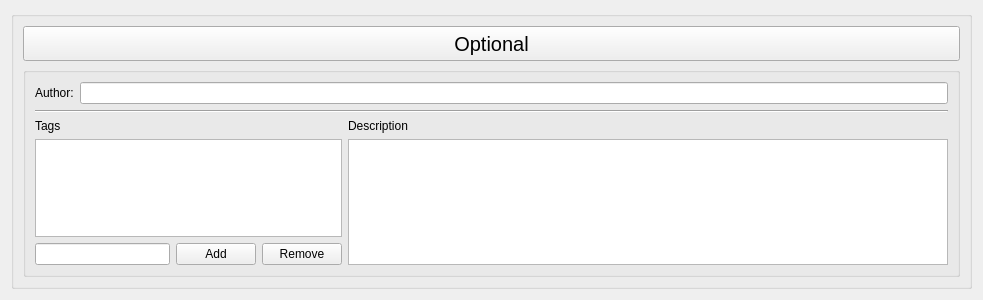
Above: widgets/designs/OptionalDataWidget.ui from andremmvgabriel/MyCookingBook before the change. Below: the same form after it.
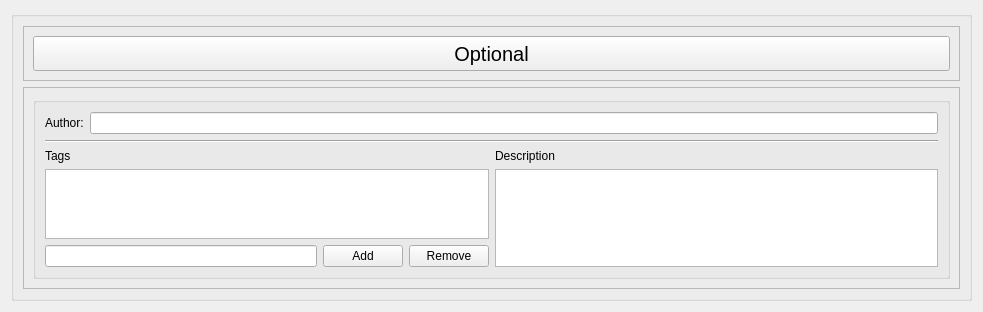
That is the form after the change.

What changed in the file:
```diff
--- a/widgets/designs/OptionalDataWidget.ui
+++ b/widgets/designs/OptionalDataWidget.ui
@@ -7,7 +7,7 @@
     <x>0</x>
     <y>0</y>
     <width>983</width>
-    <height>300</height>
+    <height>303</height>
    </rect>
   </property>
   <property name="windowTitle">
@@ -21,6 +21,15 @@
      </property>
      <layout class="QVBoxLayout" name="verticalLayout_2">
       <item>
+       <widget class="QFrame" name="frame">
+        <property name="frameShape">
+         <enum>QFrame::StyledPanel</enum>
+        </property>
+        <property name="frameShadow">
+         <enum>QFrame::Raised</enum>
+        </property>
+        <layout class="QVBoxLayout" name="verticalLayout_6">
+         <item>
        <widget class="QPushButton" name="buttonOptional">
         <property name="minimumSize">
          <size>
@@ -44,6 +53,18 @@
         </property>
        </widget>
       </item>
+        </layout>
+       </widget>
+      </item>
+      <item>
+       <widget class="QFrame" name="frameContents">
+        <property name="frameShape">
+         <enum>QFrame::StyledPanel</enum>
+        </property>
+        <property name="frameShadow">
+         <enum>QFrame::Raised</enum>
+        </property>
+        <layout class="QVBoxLayout" name="verticalLayout_7">
       <item>
        <widget class="QGroupBox" name="contentOptional">
         <property name="title">
@@ -119,9 +140,15 @@
              </item>
              <item>
               <widget class="QTextEdit" name="entryDescription">
+                  <property name="sizePolicy">
+                   <sizepolicy hsizetype="Expanding" vsizetype="Expanding">
+                    <horstretch>0</horstretch>
+                    <verstretch>0</verstretch>
+                   </sizepolicy>
+                  </property>
                <property name="minimumSize">
                 <size>
-                 <width>600</width>
+                    <width>400</width>
                  <height>0</height>
                 </size>
                </property>
@@ -136,6 +163,9 @@
             </layout>
            </item>
           </layout>
+            </item>
+           </layout>
+          </widget>
          </item>
         </layout>
        </widget>
```
Lines whose indentation alone changed are shown as unchanged.
